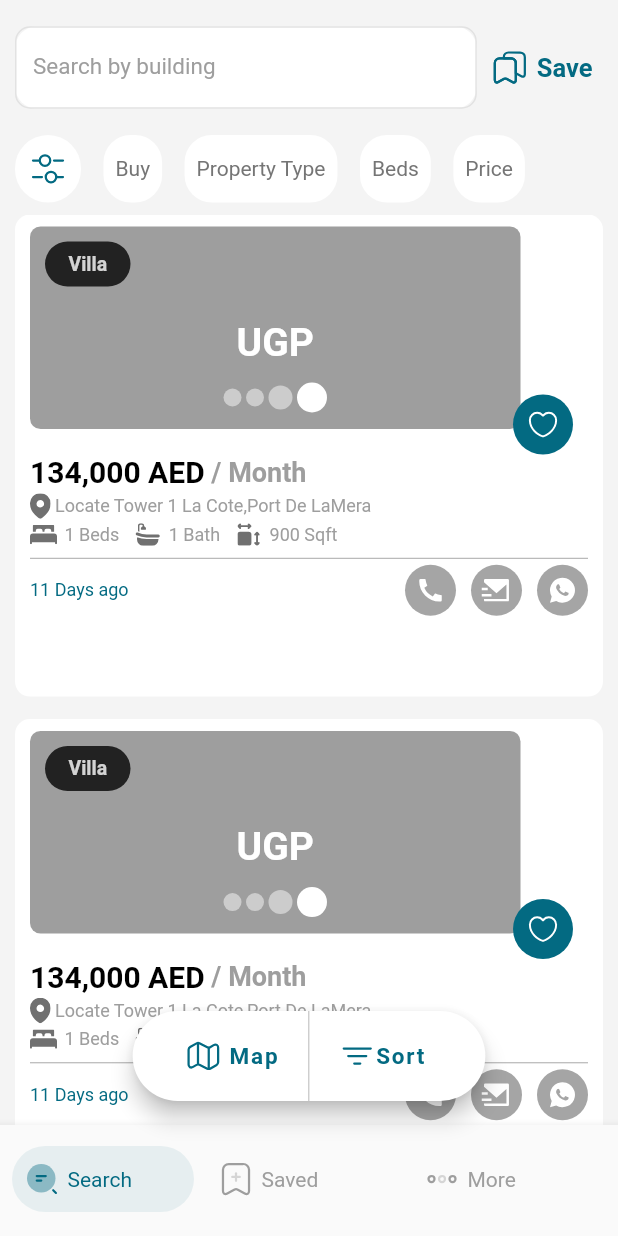
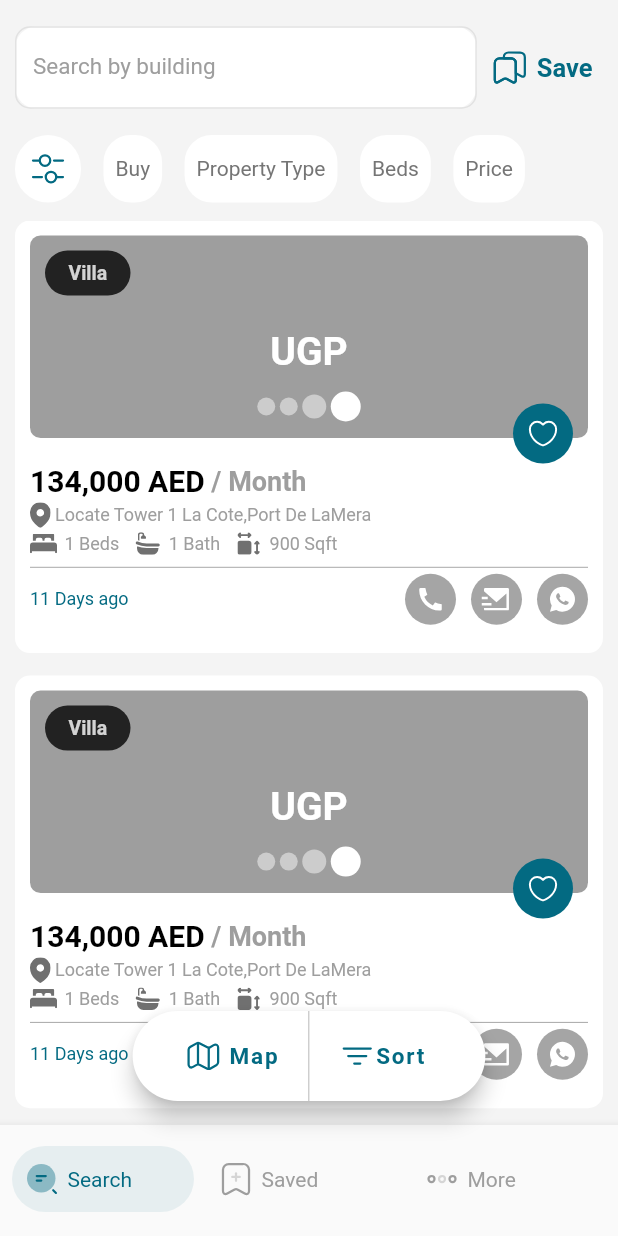
Before and after one commit to fadyZaherEng/GssApp, a Flutter app: the MyHomePage screen opened directly, on a phone screen of 412 x 824 dp. Run offline on Flutter 3.47's test engine with Material 2 defaults, Android fonts, the phone set to English and light mode, and no system bars; our stand-ins replace dartz, dio, email_validator, flutter_bloc, flutter_svg, fluttertoast and 6 more; generated files the repository leaves out were written again.

Commit message:
upload finish

```diff
--- a/lib/presentation/screens/home/widgets/home_body.dart
+++ b/lib/presentation/screens/home/widgets/home_body.dart
@@ -56,7 +56,7 @@ class HomeBody extends StatelessWidget {
                 itemCount: _options.length),
           ),
           const SizedBox(
-            height: 8,
+            height: 12,
           ),
           HomeList(towers:towers),
         ],
--- a/lib/presentation/screens/home/widgets/home_list_item.dart
+++ b/lib/presentation/screens/home/widgets/home_list_item.dart
@@ -12,14 +12,14 @@ class HomeListItem extends StatelessWidget {
   Widget build(BuildContext context) {
     return Container(
       width: double.infinity,
-      height: MediaQuery.sizeOf(context).height * 0.39,
+      height: MediaQuery.sizeOf(context).height * 0.35,
       decoration: BoxDecoration(
         color: const Color.fromRGBO(255, 255, 255, 1),
         borderRadius: BorderRadius.circular(10),
       ),
       child: Padding(
         padding: const EdgeInsetsDirectional.symmetric(
-            horizontal: 10.0, vertical: 8),
+            horizontal: 10.0, vertical: 10),
         child: Column(
           children: [
             SizedBox(
@@ -186,7 +186,7 @@ class HomeListItem extends StatelessWidget {
   }
  Widget stackFirstPart(context, TowerModel towerModel) {
     return Container(
-      width: 327,
+      width: double.infinity,
       height: 135,
       decoration: BoxDecoration(
         color: Colors.grey,
--- a/lib/presentation/screens/sign_up/sign_up_screen.dart
+++ b/lib/presentation/screens/sign_up/sign_up_screen.dart
@@ -20,7 +20,7 @@ class SignUpScreen extends StatelessWidget {
             child: Stack(
               children: [
                 const SignUpBackground(),
-                SignUpBody(state),
+                SignUpBody(res:(state is ValidatePhoneStates)?state.res:null),
               ],
             ),
           ),
```
Also changed, not shown: lib/presentation/screens/sign_up/widgets/sign_up_body.dart (+4 -6 lines).
